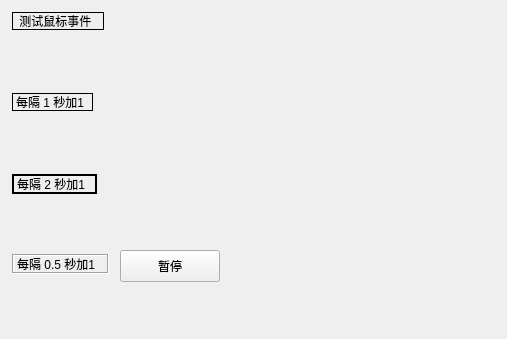
Qt form 025_Qt_Event/widget.ui (NekoSilverFox/Qt) before a commit.
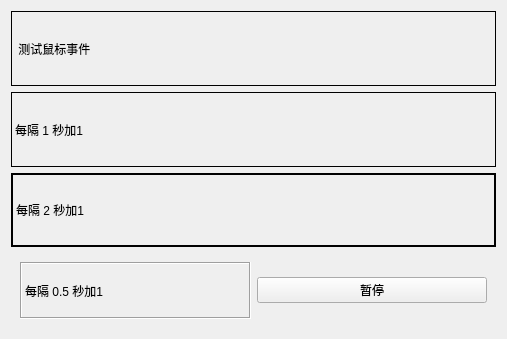
The same form after that commit. Custom widgets are drawn as their Qt base class.

```diff
--- a/025_Qt_Event/widget.ui
+++ b/025_Qt_Event/widget.ui
@@ -13,15 +13,9 @@
   <property name="windowTitle">
    <string>Widget</string>
   </property>
+  <layout class="QVBoxLayout" name="verticalLayout">
+   <item>
   <widget class="MyLabel" name="label">
-   <property name="geometry">
-    <rect>
-     <x>12</x>
-     <y>12</y>
-     <width>92</width>
-     <height>18</height>
-    </rect>
-   </property>
    <property name="frameShape">
     <enum>QFrame::Box</enum>
    </property>
@@ -29,15 +23,9 @@
     <string> 测试鼠标事件</string>
    </property>
   </widget>
+   </item>
+   <item>
   <widget class="QLabel" name="label_2">
-   <property name="geometry">
-    <rect>
-     <x>12</x>
-     <y>93</y>
-     <width>81</width>
-     <height>18</height>
-    </rect>
-   </property>
    <property name="frameShape">
     <enum>QFrame::Panel</enum>
    </property>
@@ -45,15 +33,9 @@
     <string>每隔 1 秒加1</string>
    </property>
   </widget>
+   </item>
+   <item>
   <widget class="QLabel" name="label_3">
-   <property name="geometry">
-    <rect>
-     <x>12</x>
-     <y>174</y>
-     <width>85</width>
-     <height>20</height>
-    </rect>
-   </property>
    <property name="frameShape">
     <enum>QFrame::WinPanel</enum>
    </property>
@@ -61,15 +43,12 @@
     <string>每隔 2 秒加1</string>
    </property>
   </widget>
+   </item>
+   <item>
+    <widget class="QWidget" name="widget" native="true">
+     <layout class="QHBoxLayout" name="horizontalLayout">
+      <item>
   <widget class="QLabel" name="label_4">
-   <property name="geometry">
-    <rect>
-     <x>12</x>
-     <y>254</y>
-     <width>97</width>
-     <height>20</height>
-    </rect>
-   </property>
    <property name="frameShape">
     <enum>QFrame::Box</enum>
    </property>
@@ -80,19 +59,18 @@
     <string>每隔 0.5 秒加1</string>
    </property>
   </widget>
+      </item>
+      <item>
   <widget class="QPushButton" name="btnStop">
-   <property name="geometry">
-    <rect>
-     <x>120</x>
-     <y>250</y>
-     <width>100</width>
-     <height>32</height>
-    </rect>
-   </property>
    <property name="text">
     <string>暂停</string>
    </property>
   </widget>
+      </item>
+     </layout>
+    </widget>
+   </item>
+  </layout>
  </widget>
  <customwidgets>
   <customwidget>
```
Lines whose indentation alone changed are shown as unchanged.
